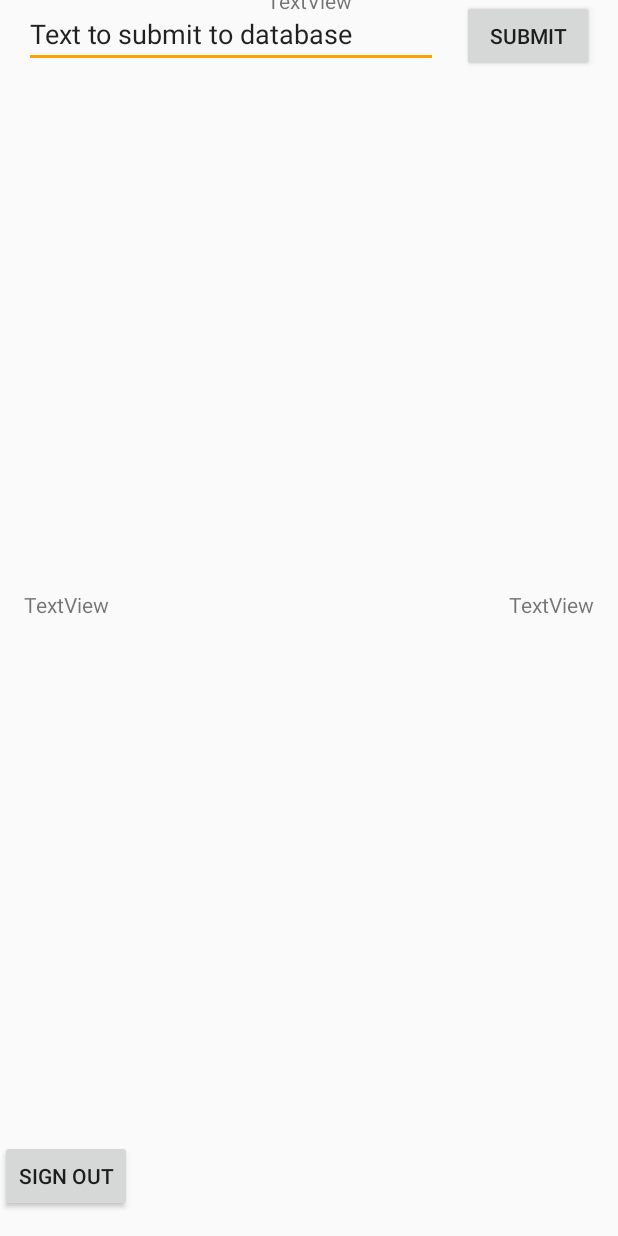
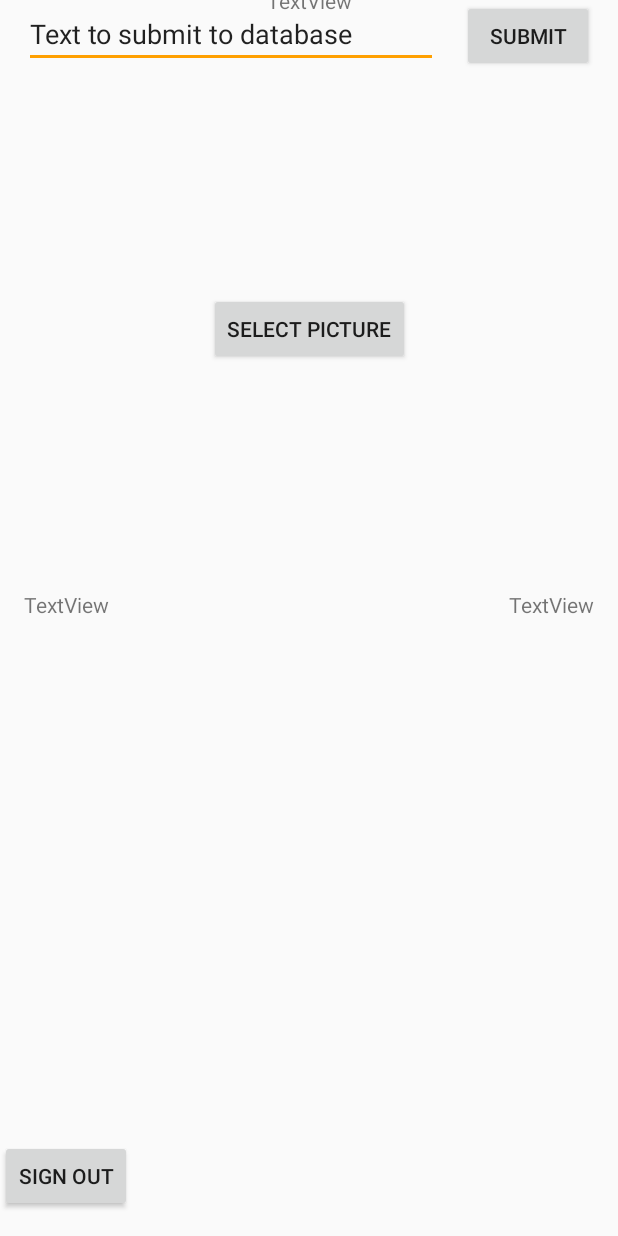
Before and after one commit to Helquist/eRajd_2018, an Android app: the layout activity_test.xml on its own in the app's theme, with its tools: preview values and no code run, on a phone screen of 412 x 824 dp. Run offline under Robolectric (Android 15) with nearby library versions, the light colour scheme and no system bars.

Commit message:
Dodane przesyłanie zdjęć na serwer

```diff
--- a/app/src/main/res/layout/activity_test.xml
+++ b/app/src/main/res/layout/activity_test.xml
@@ -73,4 +73,17 @@
         app:layout_constraintBaseline_toBaselineOf="@+id/userFromBase"
         app:layout_constraintEnd_toEndOf="parent" />
 
+    <Button
+        android:id="@+id/button2"
+        android:layout_width="wrap_content"
+        android:layout_height="wrap_content"
+        android:layout_marginBottom="8dp"
+        android:layout_marginTop="8dp"
+        android:onClick="selectPicture"
+        android:text="Select Picture"
+        app:layout_constraintBottom_toTopOf="@+id/userFromBase"
+        app:layout_constraintEnd_toEndOf="parent"
+        app:layout_constraintStart_toStartOf="parent"
+        app:layout_constraintTop_toBottomOf="@+id/dataBaseText" />
+
 </android.support.constraint.ConstraintLayout>
```
Also changed, not shown: app/src/main/java/com/example/erajd_2018/TestActivity.java (+69 -3 lines).
